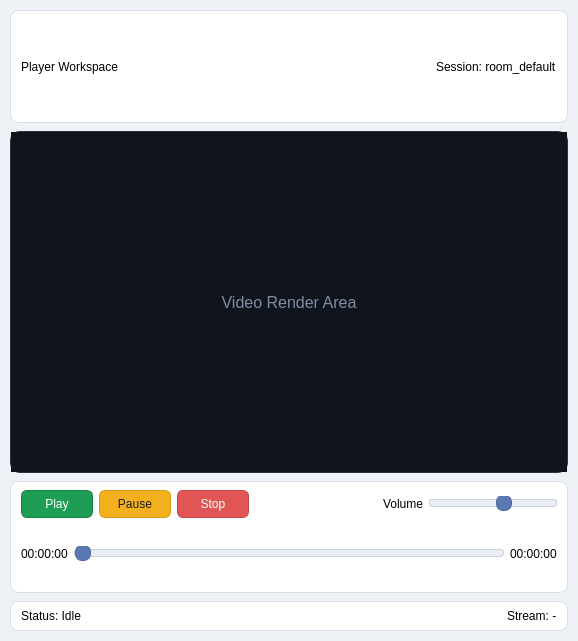
Above: New_Client/ui/pages/mediaplayerpage.ui from fhb-99/code-first-project before the change. Below: the same form after it.
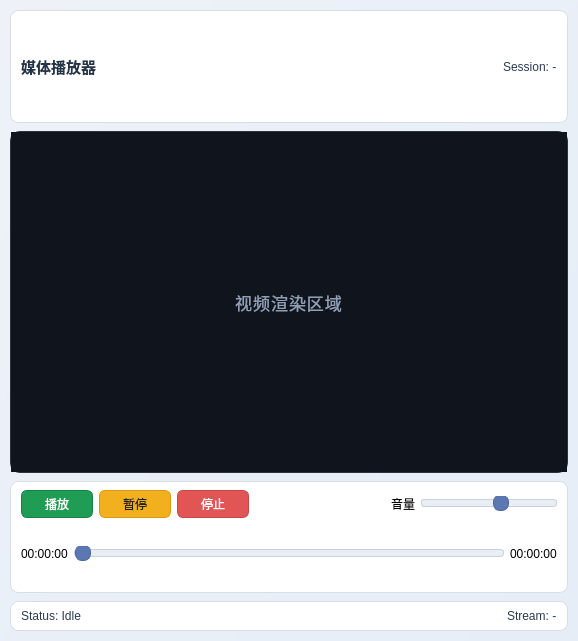
That is the form after the change.

Commit message: 客户端增加了判断流的来源，以及与媒体服务器连接的tcpmgr

Patch:
```diff
--- a/New_Client/ui/pages/mediaplayerpage.ui
+++ b/New_Client/ui/pages/mediaplayerpage.ui
@@ -15,7 +15,7 @@
   </property>
   <property name="styleSheet">
    <string notr="true">QDialog#mediaplayerpage {
-  background: #eef1f5;
+  background: qlineargradient(x1:0, y1:0, x2:1, y2:1, stop:0 #eef2f8, stop:1 #e6edf7);
 }
 QFrame#frame_header,
 QFrame#frame_controls,
@@ -33,8 +33,9 @@
   background: #10151d;
 }
 QLabel#lb_video_placeholder {
-  color: #7f8ca1;
-  font-size: 16px;
+  color: #90a0b8;
+  font-size: 17px;
+  letter-spacing: 1px;
 }
 QPushButton {
   background: #f6f8fb;
@@ -104,6 +105,14 @@
   width: 14px;
   margin: -5px 0;
   border-radius: 7px;
+}
+QLabel#lb_page_title {
+  color: #243449;
+  font-size: 15px;
+  font-weight: 700;
+}
+QLabel#lb_status_text, QLabel#lb_session, QLabel#lb_stream_text {
+  color: #2a3b52;
 }</string>
   </property>
   <layout class="QVBoxLayout" name="verticalLayout_root">
@@ -146,7 +155,7 @@
       <item>
        <widget class="QLabel" name="lb_page_title">
         <property name="text">
-         <string>Player Workspace</string>
+         <string>媒体播放器</string>
         </property>
         <property name="alignment">
          <set>Qt::AlignLeading|Qt::AlignLeft|Qt::AlignVCenter</set>
@@ -169,7 +178,7 @@
       <item>
        <widget class="QLabel" name="lb_session">
         <property name="text">
-         <string>Session: room_default</string>
+         <string>Session: -</string>
         </property>
        </widget>
       </item>
@@ -221,7 +230,7 @@
          <item>
           <widget class="QLabel" name="lb_video_placeholder">
            <property name="text">
-            <string>Video Render Area</string>
+            <string>视频渲染区域</string>
            </property>
            <property name="alignment">
             <set>Qt::AlignCenter</set>
@@ -266,7 +275,7 @@
            </size>
           </property>
           <property name="text">
-           <string>Play</string>
+           <string>播放</string>
           </property>
          </widget>
         </item>
@@ -279,7 +288,7 @@
            </size>
           </property>
           <property name="text">
-           <string>Pause</string>
+           <string>暂停</string>
           </property>
          </widget>
         </item>
@@ -292,7 +301,7 @@
            </size>
           </property>
           <property name="text">
-           <string>Stop</string>
+           <string>停止</string>
           </property>
          </widget>
         </item>
@@ -312,7 +321,7 @@
         <item>
          <widget class="QLabel" name="lb_volume">
           <property name="text">
-           <string>Volume</string>
+           <string>音量</string>
           </property>
          </widget>
         </item>
```
Lines whose indentation alone changed are shown as unchanged. The commit also changes 10 other files.
